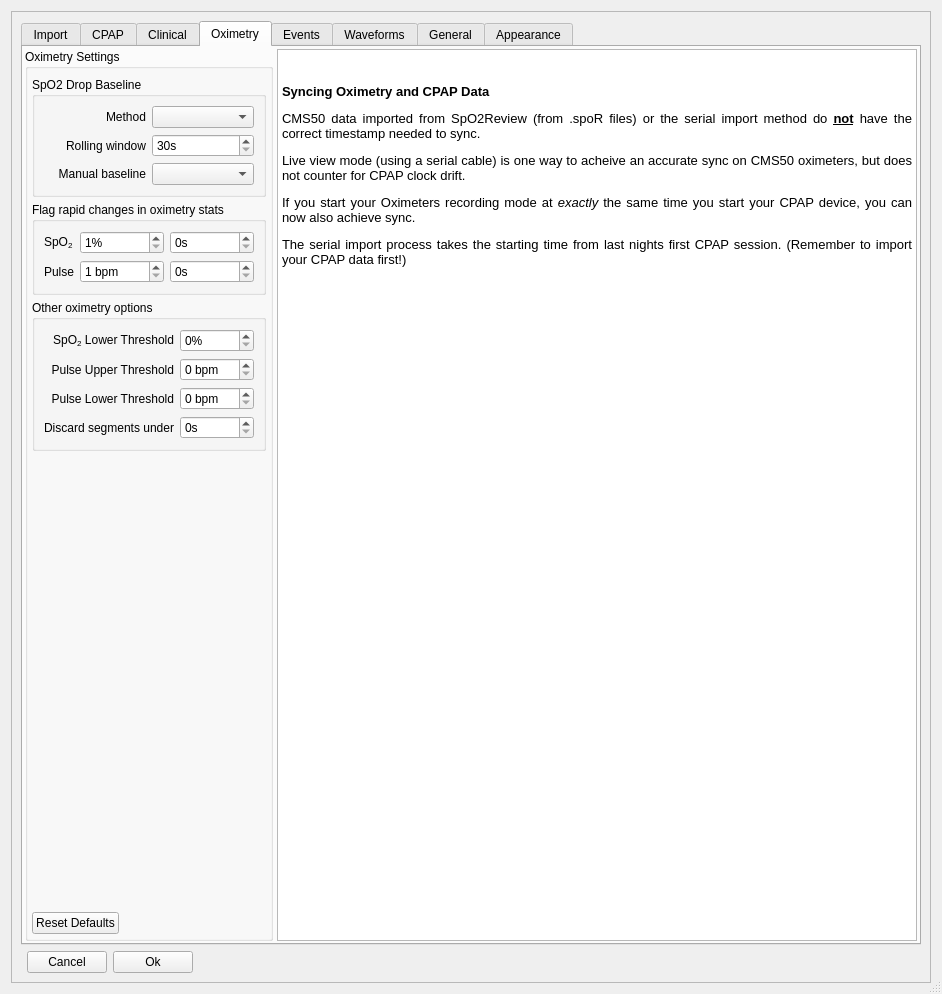
Qt form oscar/preferencesdialog.ui (CrimsonNape-Red/OSCAR-SQL) before a commit.
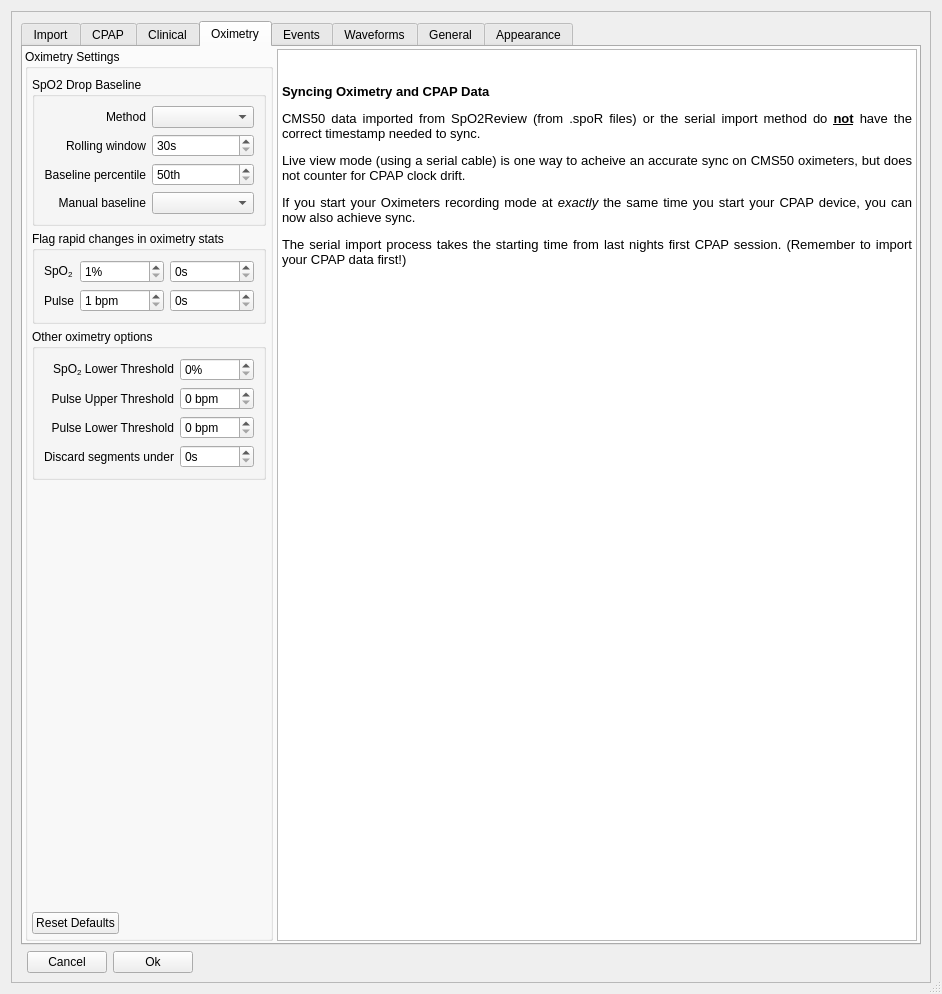
The same form after that commit. Icons and pictures are not drawn.

Commit message:
Oximetry: whole night and first hour baselines use a selectable percentile
They used the 90th percentile of the readings. On steady nights that sits a point or two
above the usual level, so ordinary variation counted as drops: about 15 an hour on a real
AirSense 10 card, against 3 with the median. They now use the median by default, and the
new Baseline percentile setting (50th to 95th) lets the user choose, e.g. the 90th for
nights spent mostly desaturated.

What changed in the file:
```diff
--- a/oscar/preferencesdialog.ui
+++ b/oscar/preferencesdialog.ui
@@ -1837,6 +1837,37 @@
                         </widget>
                       </item>
                       <item row="2" column="0">
+                        <widget class="QLabel" name="label_spo2BaselinePercentile">
+                          <property name="text">
+                            <string>Baseline percentile</string>
+                          </property>
+                          <property name="alignment">
+                            <set>Qt::AlignRight|Qt::AlignTrailing|Qt::AlignVCenter</set>
+                          </property>
+                        </widget>
+                      </item>
+                      <item row="2" column="1">
+                        <widget class="QSpinBox" name="spo2BaselinePercentile">
+                          <property name="toolTip">
+                            <string>For the Whole night and First hour methods: the baseline is the SpO2 level the readings are at or below for this share of the time.
+The 50th percentile (the median) suits most nights.
+Higher percentiles cope better with nights spent mostly desaturated, but on steady nights they count normal variation as drops.</string>
+                          </property>
+                          <property name="suffix">
+                            <string>th</string>
+                          </property>
+                          <property name="minimum">
+                            <number>50</number>
+                          </property>
+                          <property name="maximum">
+                            <number>95</number>
+                          </property>
+                          <property name="singleStep">
+                            <number>5</number>
+                          </property>
+                        </widget>
+                      </item>
+                      <item row="3" column="0">
                         <widget class="QLabel" name="label_baseSpO2Option">
                           <property name="text">
                             <string>Manual baseline</string>
@@ -1846,7 +1877,7 @@
                           </property>
                         </widget>
                       </item>
-                      <item row="2" column="1">
+                      <item row="3" column="1">
                         <widget class="QComboBox" name="baseSpO2Option">
                           <property name="toolTip">
                             <string>The fixed baseline used by the Manual method. This may be useful when the automatic baselines are not typical of your data, or to compare days more easily.</string>
```
Left out of the diff: 2 changed lines with no effect on the pictures. The commit also changes 8 other files.
